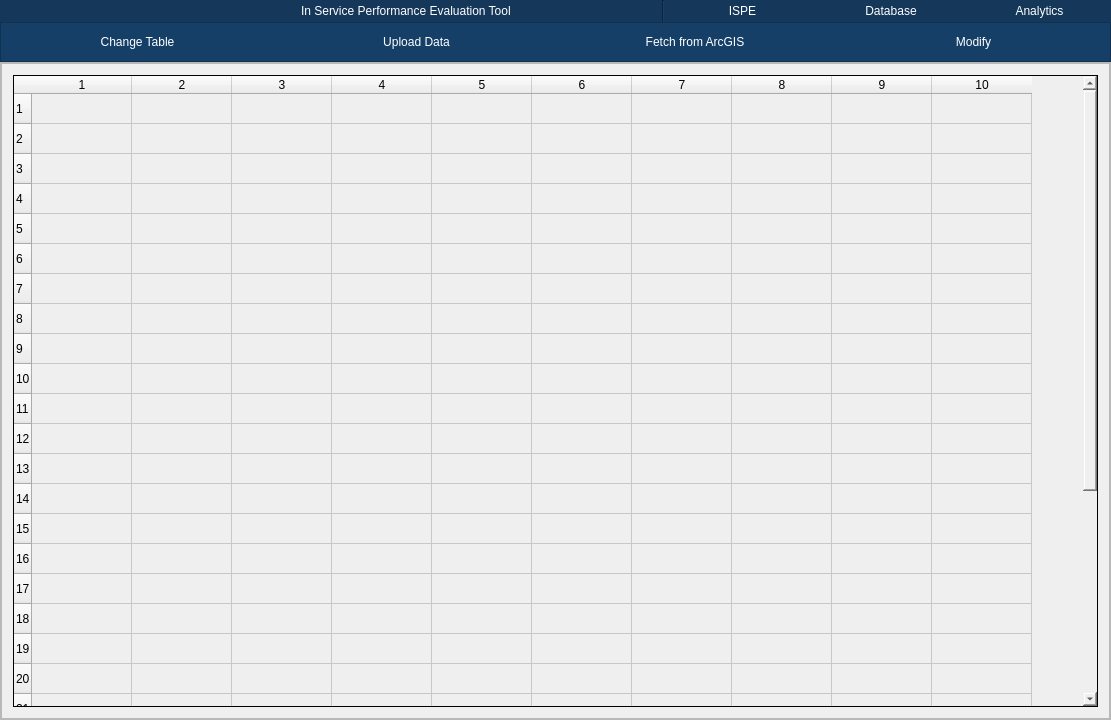
Before: the Qt Designer form UI/designer_files/mainWindow.ui in nirupam52/TxDOT-Project, drawn with Qt 5.
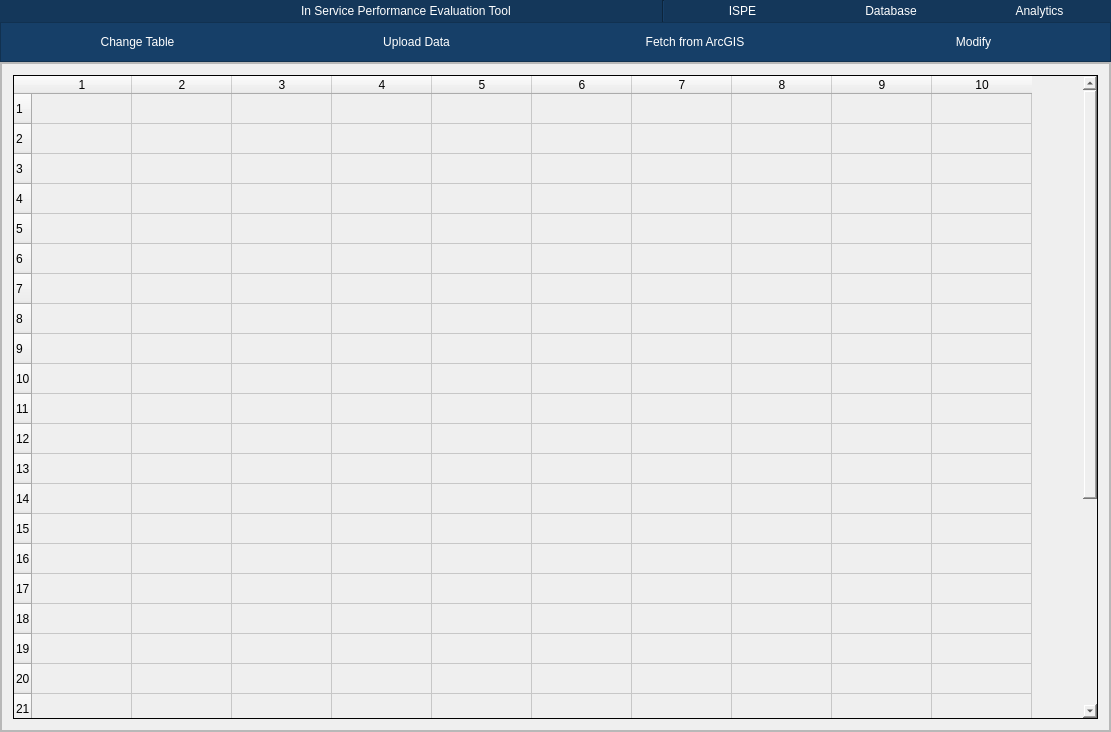
After: the same form once the commit is applied. Icons and pictures are not drawn.

```diff
--- a/UI/designer_files/mainWindow.ui
+++ b/UI/designer_files/mainWindow.ui
@@ -7,7 +7,7 @@
     <x>0</x>
     <y>0</y>
     <width>1111</width>
-    <height>720</height>
+    <height>732</height>
    </rect>
   </property>
   <property name="windowTitle">
```
